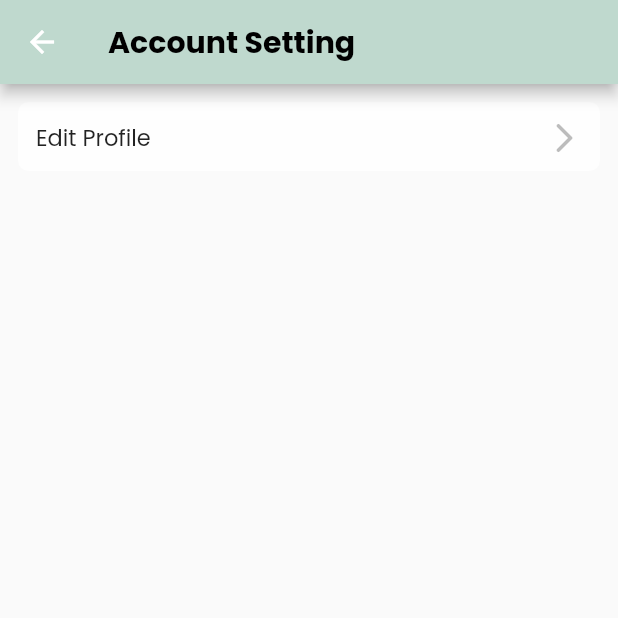
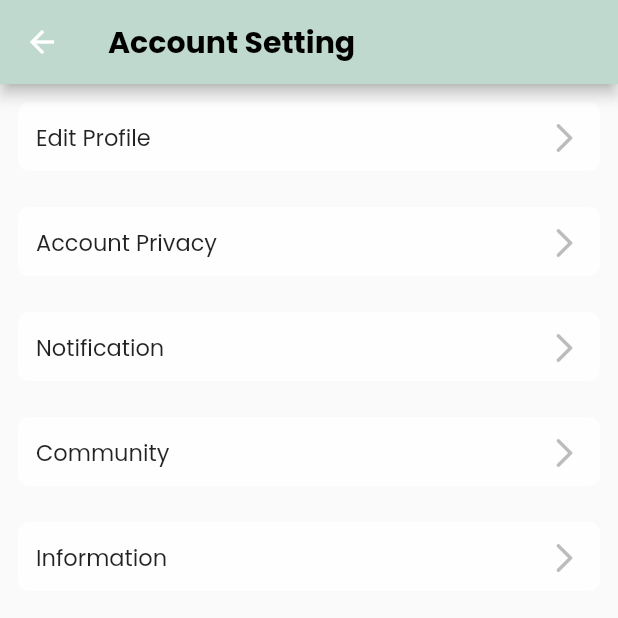
Before and after one commit to Tsabitah07/ecommerce_app, a Flutter app: the AccountSettingPage screen opened directly, on a phone screen of 412 x 824 dp, the top half of it. Run offline on Flutter 3.47's test engine with Material 2 defaults, Android fonts, the phone set to English and light mode, and no system bars; our stand-ins replace carousel_slider, curved_navigation_bar, firebase_auth, flutter_credit_card, flutter_svg, get and 4 more; accounts and stored records are empty; network calls fail.

Commit message:
style [IT] setting Page

```diff
--- /dev/null
+++ b/lib/model/PrivacyPolicyModel.dart
@@ -0,0 +1,9 @@
+String PrivacyPolicyHeader1 = "Interpretation and Definitions";
+String PrivacyPolicyHeader2 = "Collecting Your Personal Data";
+String PrivacyPolicyHeader3 = "Retention of Your Personal Data";
+String PrivacyPolicyHeader4 = "Contact Us";
+
+String PrivacyPolicyBody1 = "Interpretation \nThe words of which the initial letter is capitalized have meanings defined under the following conditions. The following definitions shall have the same meaning regardless of whether they appear in singular or in plural. \n\nDefinitions \nFor the purposes of this Privacy Policy: \n- 'Account' means a unique account created for You to access our Service or parts of our Service. \n- 'Personal Data' is any information that relates to an identified or identifiable individual. \n- 'You' means the individual accessing or using the Service, or the company, or other legal entity on behalf of which such individual is accessing or using the Service, as applicable.";
+String PrivacyPolicyBody2 = "Types of Data Collected (Personal Data)\nWhile using Our Service, We may ask You to provide Us with certain personally identifiable information that can be used to contact or identify You. Personally identifiable information may include, but is not limited to: \n- Email address \n- First name and last name \n- Phone number";
+String PrivacyPolicyBody3 = "The Company will retain Your Personal Data only for as long as is necessary for the purposes set out in this Privacy Policy. We will retain and use Your Personal Data to the extent necessary to comply with our legal obligations (for example, if we are required to retain your data to comply with applicable laws), resolve disputes, and enforce our legal agreements and policies. \n\nThe Company will also retain Usage Data for internal analysis purposes. Usage Data is generally retained for a shorter period of time, except when this data is used to strengthen the security or to improve the functionality of Our Service, or We are legally obligated to retain this data for longer time periods.";
+String PrivacyPolicyBody4 = "If you have any questions about this Privacy Policy, You can contact us: \n- By visiting this page on our number: 08xxxxxxx \n- By sending us an email: admin@gmail.com";
--- a/lib/view/Wallet.dart
+++ b/lib/view/Wallet.dart
@@ -1,4 +1,5 @@
 import 'package:ecommerce_app/themes/theme.dart';
+import 'package:ecommerce_app/view/BottomNavBar.dart';
 import 'package:flutter/material.dart';
 
 import '../widget/navigationButton.dart';
@@ -25,9 +26,6 @@ class WalletPage extends StatelessWidget {
             crossAxisAlignment: CrossAxisAlignment.center,
             mainAxisAlignment: MainAxisAlignment.spaceBetween,
             children: [
-              Text("Payment Method",
-                style: Header,
-              ),
               InkWell(
                 onTap: (){},
                 child: Button("Add Payment", linear2, Colors.black)
@@ -36,6 +34,7 @@ class WalletPage extends StatelessWidget {
           ),
         )
       ),
+      bottomNavigationBar: BtmNavBar(),
     );
   }
 }
--- a/lib/view/accountSettingPage.dart
+++ b/lib/view/accountSettingPage.dart
@@ -18,6 +18,10 @@ class AccountSettingPage extends StatelessWidget {
         child: Column(
           children: [
             SettingButton(text: "Edit Profile"),
+            SettingButton(text: "Account Privacy"),
+            SettingButton(text: "Notification"),
+            SettingButton(text: "Community"),
+            SettingButton(text: "Information")
           ],
         )
       ),
--- a/lib/view/settingPage.dart
+++ b/lib/view/settingPage.dart
@@ -1,4 +1,5 @@
 import 'package:ecommerce_app/themes/theme.dart';
+import 'package:ecommerce_app/view/BottomNavBar.dart';
 import 'package:ecommerce_app/view/accountSettingPage.dart';
 import 'package:ecommerce_app/view/helpAssistantPage.dart';
 import 'package:ecommerce_app/view/privacyPolicyPage.dart';
@@ -44,6 +45,7 @@ class SettingPage extends StatelessWidget {
           ],
         ),
       ),
+      bottomNavigationBar: BtmNavBar(),
     );
   }
 }
```
Also changed, not shown: lib/view/BottomNavBar.dart (+5 -3 lines), lib/view/helpAssistantPage.dart (+6 -1 lines), lib/view/privacyPolicyPage.dart (+7 -1 lines), lib/widget/settingComponent/privacyPolicy.dart (added, +44 -0 lines).
